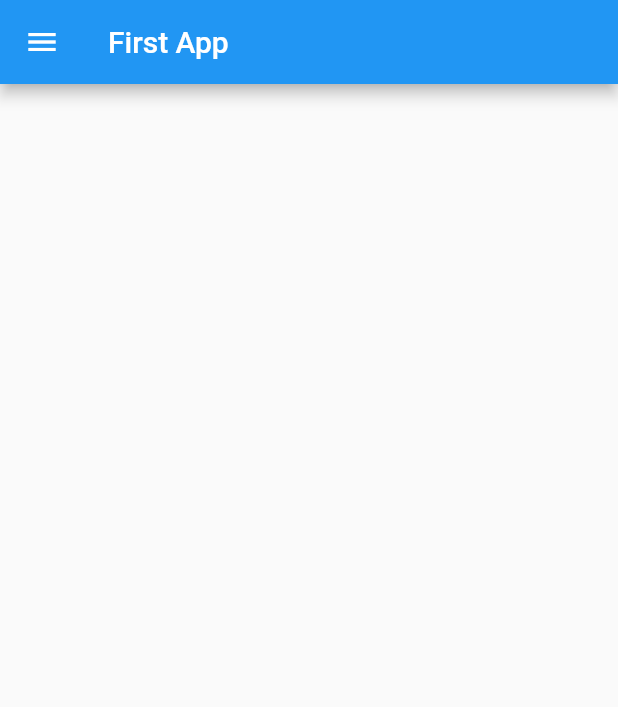
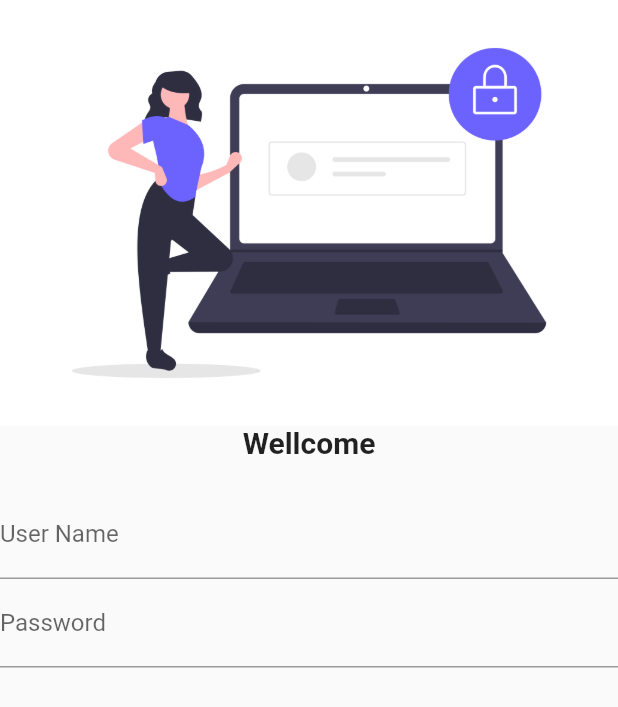
Before and after one commit to Faisii786/Flutter-Projects, a Flutter app: the screen it shows after launch, on a phone screen of 412 x 824 dp. Shown: the top 707 px of the screen. Run offline on Flutter 3.47's test engine with Material 2 defaults, Android fonts, the phone set to English and light mode, and no system bars.

Commit message:
Third Commit

```diff
--- a/lib/home_page.dart
+++ b/lib/home_page.dart
@@ -6,12 +6,25 @@ class HomePage extends StatelessWidget {
   @override
   Widget build(BuildContext context) {
     return Scaffold(
-      appBar: AppBar(
-        title: Text("First App"),
-      ),
-      drawer: Drawer(
-        child: Text("Faisal"),
-      ),
-    );
+        body: Column(
+      children: [
+        Image.asset("assets/images/login.png"),
+        Text(
+          "Wellcome",
+          style: TextStyle(fontSize: 20, fontWeight: FontWeight.bold),
+        ),
+        SizedBox(
+          height: 20,
+        ),
+        TextField(
+          decoration: InputDecoration(
+              hintText: "Enter User Name", labelText: "User Name"),
+        ),
+        TextField(
+          decoration: InputDecoration(
+              hintText: "Enter Password", labelText: "Password"),
+        ),
+      ],
+    ));
   }
 }
--- a/pubspec.yaml
+++ b/pubspec.yaml
@@ -60,8 +60,8 @@ flutter:
   uses-material-design: true
 
   # To add assets to your application, add an assets section, like this:
-  # assets:
-  #   - images/a_dot_burr.jpeg
+  assets:
+    - assets/images/
   #   - images/a_dot_ham.jpeg
 
   # An image asset can refer to one or more resolution-specific "variants", see
```
Also changed, not shown: assets/images/login.png (added).
